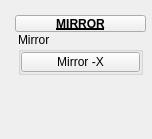
Old version of the form tentacle/ui/uiLevel_3/mirror.ui in the repository m3trik/tentacle.
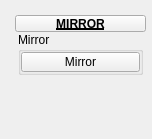
New version of the form. Custom widgets are drawn as their Qt base class.

Patch:
```diff
--- a/tentacle/ui/uiLevel_3/mirror.ui
+++ b/tentacle/ui/uiLevel_3/mirror.ui
@@ -114,7 +114,7 @@
                <string>Mirror geometry across an axis.</string>
               </property>
               <property name="text">
-               <string>Mirror -X</string>
+               <string>Mirror</string>
               </property>
               <property name="iconSize">
                <size>
```
